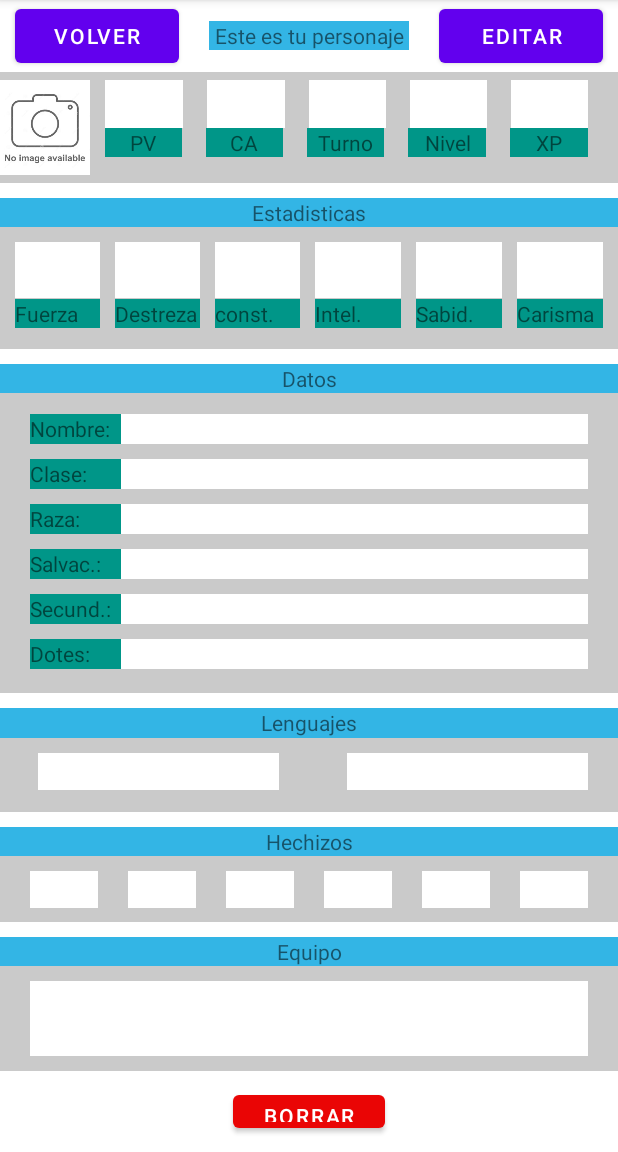
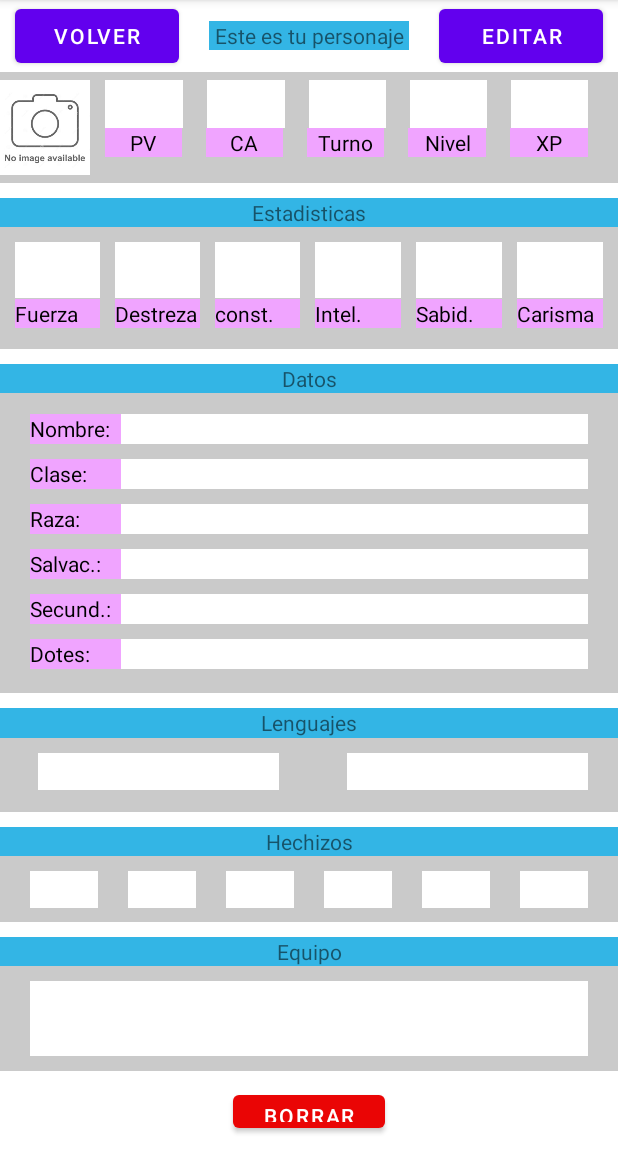
Before and after one commit to frankys99/TrabajoCM, an Android app: the Resumen_Personaje screen opened directly, with no data from a screen before it, on a phone screen of 412 x 824 dp, the part 84-1236 px from its top. Run offline under Robolectric (Android 15) with nearby library versions, the phone set to English and light mode, and no system bars; 1 statement that could not run was skipped.

Commit message:
cambiando colores pantalla resumenPersonaje y moviendo layoutTable de crearPersonaje2

```diff
--- a/app/src/main/java/com/example/trabajocm/Resumen_Personaje.java
+++ b/app/src/main/java/com/example/trabajocm/Resumen_Personaje.java
@@ -49,8 +49,8 @@ public class Resumen_Personaje extends AppCompatActivity {
 
         foto = findViewById(R.id.foto);
         PV = findViewById(R.id.PV_N);
-        clase = findViewById(R.id.clase_put);
-        raza = findViewById(R.id.raza_put);
+        clase = findViewById(R.id.Clase_put);
+        raza = findViewById(R.id.Raza_put);
         CA = findViewById(R.id.CA_N);
         Turno = findViewById(R.id.Turno_N);
         Nivel = findViewById(R.id.Nivel_N);
@@ -63,7 +63,7 @@ public class Resumen_Personaje extends AppCompatActivity {
         Carisma = findViewById(R.id.Carisma_N);
         H1 = findViewById(R.id.Hechi1);H2 = findViewById(R.id.Hechi2);H3 = findViewById(R.id.Hechi3);H4 = findViewById(R.id.Hechi4);H5 = findViewById(R.id.Hechi5);H6 = findViewById(R.id.Hechi6);
         Nombre = findViewById(R.id.Nombre_put);
-        salvaciones = findViewById(R.id.salvaciones_put);
+        salvaciones = findViewById(R.id.Salvaciones_put);
         secundarias = findViewById(R.id.Secundaria_put);
         dotes = findViewById(R.id.Dotes_put);
         lenguaje1 = findViewById(R.id.Lengua1);
--- a/app/src/main/res/layout/activity_resumen__personaje.xml
+++ b/app/src/main/res/layout/activity_resumen__personaje.xml
@@ -153,19 +153,21 @@
                         android:layout_marginLeft="10dp"
                         android:layout_marginTop="0dp"
                         android:layout_weight="1"
-                        android:background="#009688"
+                        android:background="#F0A4FF"
                         android:gravity="center"
-                        android:text="PV" />
+                        android:text="PV"
+                        android:textColor="@color/black" />
 
                     <TextView
                         android:id="@+id/CA_L"
+                        android:textColor="@color/black"
                         android:layout_width="31dp"
                         android:layout_height="wrap_content"
                         android:layout_marginStart="16dp"
                         android:layout_marginLeft="16dp"
                         android:layout_marginTop="0dp"
                         android:layout_weight="1"
-                        android:background="#009688"
+                        android:background="#F0A4FF"
                         android:gravity="center"
                         android:text="CA"
                         app:layout_constraintStart_toEndOf="@+id/CA_N" />
@@ -173,31 +175,34 @@
                     <TextView
                         android:id="@+id/Turno_L"
                         android:layout_width="31dp"
+                        android:textColor="@color/black"
                         android:layout_height="wrap_content"
                         android:layout_marginStart="16dp"
                         android:layout_marginLeft="16dp"
                         android:layout_marginTop="0dp"
                         android:layout_weight="1"
-                        android:background="#009688"
+                        android:background="#F0A4FF"
                         android:gravity="center"
                         android:text="Turno"
                         app:layout_constraintStart_toEndOf="@+id/Turno_N" />
 
                     <TextView
                         android:id="@+id/Nivel_L"
+                        android:textColor="@color/black"
                         android:layout_width="31dp"
                         android:layout_height="wrap_content"
                         android:layout_marginStart="16dp"
                         android:layout_marginLeft="16dp"
                         android:layout_marginTop="0dp"
                         android:layout_weight="1"
-                        android:background="#009688"
+                        android:background="#F0A4FF"
                         android:gravity="center"
                         android:text="Nivel"
                         app:layout_constraintStart_toEndOf="@+id/Nivel_N" />
 
                     <TextView
                         android:id="@+id/XP_L"
+                        android:textColor="@color/black"
                         android:layout_width="31dp"
                         android:layout_height="wrap_content"
                         android:layout_marginStart="16dp"
@@ -206,7 +211,7 @@
                         android:layout_marginEnd="20dp"
                         android:layout_marginRight="20dp"
                         android:layout_weight="1"
-                        android:background="#009688"
+                        android:background="#F0A4FF"
                         android:gravity="center"
                         android:text="XP"
                         app:layout_constraintStart_toEndOf="@+id/XP_N" />
@@ -351,7 +356,8 @@
                         android:layout_marginLeft="10dp"
                         android:layout_marginTop="0dp"
                         android:layout_weight="1"
-                        android:background="#009688"
+                        android:textColor="@color/black"
+                        android:background="#F0A4FF"
                         android:text="Fuerza"
                         app:layout_constraintStart_toEndOf="@+id/fuerza_N"
                         app:layout_constraintTop_toBottomOf="@+id/Text_Stats" />
@@ -364,8 +370,9 @@
                         android:layout_marginLeft="10dp"
                         android:layout_marginTop="0dp"
                         android:layout_weight="1"
-                        android:background="#009688"
+                        android:background="#F0A4FF"
                         android:text="Destreza"
+                        android:textColor="@color/black"
                         app:layout_constraintStart_toEndOf="@+id/fuerza_N"
                         app:layout_constraintTop_toBottomOf="@+id/fuerza_L" />
 
@@ -377,8 +384,9 @@
                         android:layout_marginLeft="10dp"
                         android:layout_marginTop="0dp"
                         android:layout_weight="1"
-                        android:background="#009688"
+                        android:background="#F0A4FF"
                         android:text="const."
+                        android:textColor="@color/black"
                         app:layout_constraintStart_toEndOf="@+id/fuerza_N"
                         app:layout_constraintTop_toBottomOf="@+id/Destreza_L" />
 
@@ -390,8 +398,9 @@
                         android:layout_marginLeft="10dp"
                         android:layout_marginTop="0dp"
                         android:layout_weight="1"
-                        android:background="#009688"
+                        android:background="#F0A4FF"
                         android:text="Intel."
+                        android:textColor="@color/black"
                         app:layout_constraintStart_toEndOf="@+id/fuerza_N"
                         app:layout_constraintTop_toBottomOf="@+id/Constitucion_L" />
 
@@ -403,8 +412,9 @@
                         android:layout_marginLeft="10dp"
                         android:layout_marginTop="0dp"
                         android:layout_weight="1"
-                        android:background="#009688"
+                        android:background="#F0A4FF"
                         android:text="Sabid."
+                        android:textColor="@color/black"
                         app:layout_constraintStart_toEndOf="@+id/fuerza_N"
                         app:layout_constraintTop_toBottomOf="@+id/Inteligencia_L" />
 
@@ -418,7 +428,8 @@
                         android:layout_marginEnd="10dp"
                         android:layout_marginRight="10dp"
                         android:layout_weight="1"
-                        android:background="#009688"
+                        android:textColor="@color/black"
+                        android:background="#F0A4FF"
                         android:text="Carisma"
                         app:layout_constraintStart_toEndOf="@+id/fuerza_N"
                         app:layout_constraintTop_toBottomOf="@+id/Sabiduria_L" />
@@ -471,7 +482,8 @@
                         android:layout_marginLeft="20dp"
                         android:layout_marginTop="10dp"
                         android:layout_weight="1"
-                        android:background="#009688"
+                        android:background="#F0A4FF"
+                        android:textColor="@color/black"
                         android:text="Nombre:" />
 
                     <EditText
@@ -498,21 +510,23 @@
                         android:id="@+id/clase_L"
                         android:layout_width="0dp"
                         android:layout_height="20dp"
+                        android:textColor="@color/black"
                         android:layout_marginStart="20dp"
                         android:layout_marginLeft="20dp"
                         android:layout_marginTop="6dp"
                         android:layout_weight="1"
-                        android:background="#009688"
+                        android:background="#F0A4FF"
                         android:text="Clase:" />
 
                     <EditText
-                        android:id="@+id/clase_put"
+                        android:id="@+id/Clase_put"
                         android:layout_width="250dp"
                         android:layout_height="20dp"
                         android:layout_marginTop="10dp"
                         android:layout_marginEnd="20dp"
                         android:layout_marginRight="20dp"
                         android:layout_weight="1"
+                        android:textColor="@color/black"
                         android:background="@android:color/white"
                         android:ems="10"
                         android:inputType="textPersonName" />
@@ -531,12 +545,13 @@
                         android:layout_marginStart="20dp"
                         android:layout_marginLeft="20dp"
                         android:layout_marginTop="6dp"
+                        android:textColor="@color/black"
                         android:layout_weight="1"
-                        android:background="#009688"
+                        android:background="#F0A4FF"
                         android:text="Raza:" />
 
                     <EditText
-                        android:id="@+id/raza_put"
+                        android:id="@+id/Raza_put"
                         android:layout_width="250dp"
                         android:layout_height="20dp"
                         android:layout_marginTop="10dp"
@@ -561,12 +576,13 @@
                         android:layout_marginStart="20dp"
                         android:layout_marginLeft="20dp"
                         android:layout_marginTop="6dp"
+                        android:textColor="@color/black"
                         android:layout_weight="1"
-                        android:background="#009688"
+                        android:background="#F0A4FF"
                         android:text="Salvac.:" />
 
                     <EditText
-                        android:id="@+id/salvaciones_put"
+                        android:id="@+id/Salvaciones_put"
                         android:layout_width="250dp"
                         android:layout_height="20dp"
                         android:layout_marginTop="10dp"
@@ -592,7 +608,8 @@
                         android:layout_marginLeft="20dp"
                         android:layout_marginTop="6dp"
                         android:layout_weight="1"
-                        android:background="#009688"
+                        android:textColor="@color/black"
+                        android:background="#F0A4FF"
                         android:text="Secund.:" />
 
                     <EditText
@@ -621,8 +638,9 @@
                         android:layout_marginStart="20dp"
                         android:layout_marginLeft="20dp"
                         android:layout_marginTop="6dp"
+                        android:textColor="@color/black"
                         android:layout_weight="1"
-                        android:background="#009688"
+                        android:background="#F0A4FF"
                         android:text="Dotes:" />
 
                     <EditText
--- a/app/src/main/res/layout/crea_personaje_2.xml
+++ b/app/src/main/res/layout/crea_personaje_2.xml
@@ -1,6 +1,7 @@
 <?xml version="1.0" encoding="utf-8"?>
 <androidx.constraintlayout.widget.ConstraintLayout
     xmlns:android="http://schemas.android.com/apk/res/android"
+    xmlns:app="http://schemas.android.com/apk/res-auto"
     xmlns:tools="http://schemas.android.com/tools"
     android:layout_width="match_parent"
     android:layout_height="match_parent">
@@ -30,12 +31,16 @@
         android:layout_height="43dp"
         android:text="Aquí puedes generar tus stats aleatoriamente y ajustarlos a tu gusto"
         tools:ignore="MissingConstraints"
-        tools:layout_editor_absoluteX="31dp"
-        tools:layout_editor_absoluteY="125dp" />
+        tools:layout_editor_absoluteX="41dp"
+        tools:layout_editor_absoluteY="287dp" />
 
     <TableLayout
         android:layout_width="wrap_content"
         android:layout_height="wrap_content"
+        android:layout_marginBottom="20dp"
+        app:layout_constraintBottom_toTopOf="@+id/textView10"
+        app:layout_constraintEnd_toEndOf="parent"
+        app:layout_constraintStart_toStartOf="parent"
         tools:ignore="MissingConstraints">
 
         <TableRow>
```
